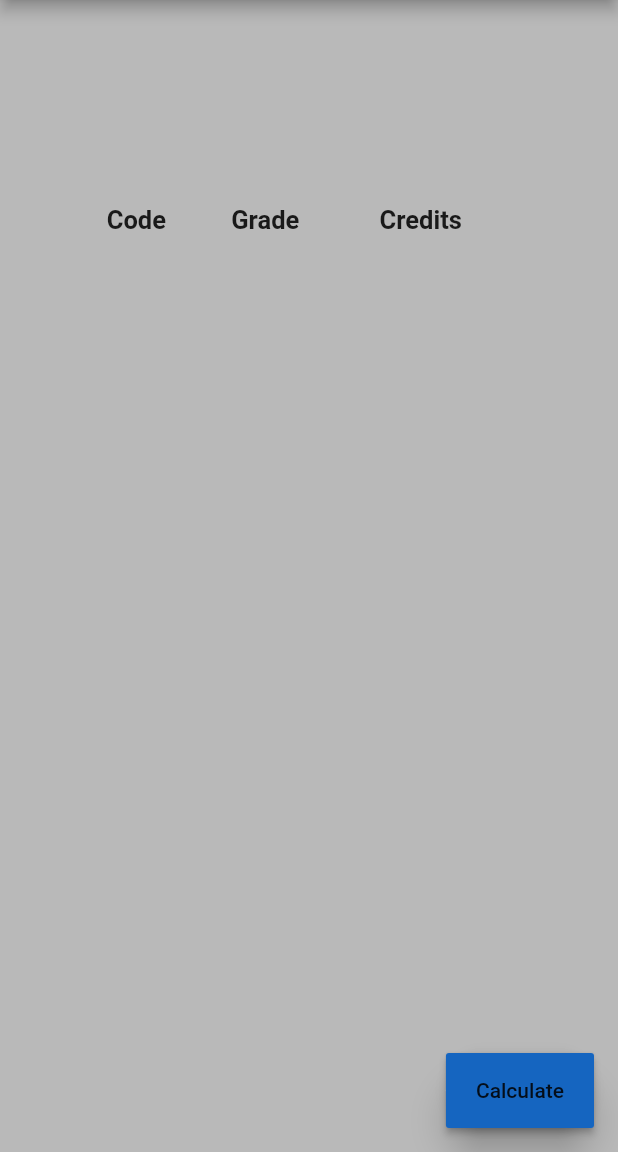
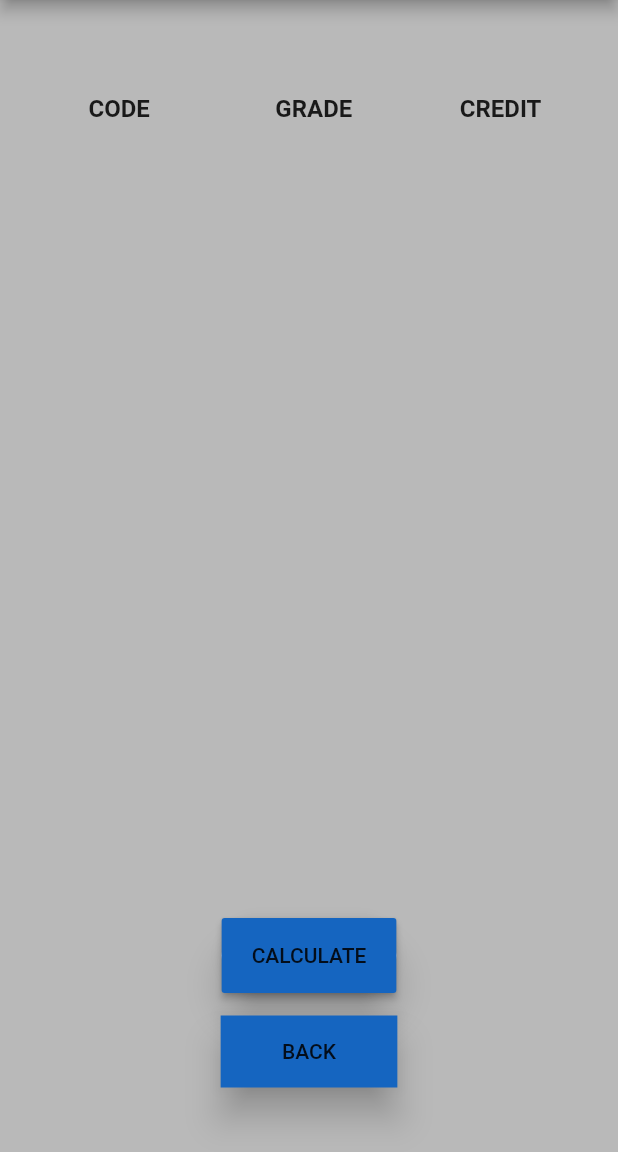
Before and after one commit to SharvinS/ModulesManager, a Flutter app: the GPAcalc screen opened directly with empty values, on a phone screen of 412 x 824 dp, the part 84-1236 px from its top. Run offline on Flutter 3.47's test engine with Material 2 defaults, Android fonts, the light colour scheme and no system bars; our stand-ins replace sqflite; accounts and stored records are empty.

Commit message:
Updated UI for InsertSemester.

```diff
--- a/lib/GpaCalculator.dart
+++ b/lib/InsertSemester.dart
@@ -42,56 +42,18 @@ class GPAcalcstate extends State<GPAcalc> {
     var textFields = <Widget>[];
     bool safeToNavigate = true;
 
-    textFields.add(
-      new Row(children: [
-        new Padding(
-          padding: new EdgeInsets.only(left: 20.0),
-        ),
-        new Column(children: [
-          new Text(
-            "     Code",
-            overflow: TextOverflow.ellipsis,
-            style: new TextStyle(fontWeight: FontWeight.bold, fontSize: 17.0),
-          ),
-        ]),
-        new Padding(
-          padding: new EdgeInsets.only(left: 35.0),
-        ),
-        new Column(children: [
-          new Text(
-            "  Grade",
-            overflow: TextOverflow.ellipsis,
-            style: new TextStyle(fontWeight: FontWeight.bold, fontSize: 17.0),
-          ),
-        ]),
-        new Padding(
-          padding: new EdgeInsets.only(left: 45.0),
-        ),
-        new Column(
-          children: [
-            new Text(
-              "  Credits",
-              overflow: TextOverflow.ellipsis,
-              style: new TextStyle(fontWeight: FontWeight.bold, fontSize: 17.0),
-            ),
-          ],
-        ),
-        new Padding(
-          padding: new EdgeInsets.only(bottom: 25.0),
-        ),
-      ]),
-    );
+
     list.forEach((i) {
       textFields.add(
         new Column(
           children: [
             new Row(children: [
               new Padding(
-                padding: new EdgeInsets.all(15.0),
+                padding: new EdgeInsets.only(left: 5.0),
               ),
               new Container(
                 height: 50.0,
-                width: 50.0,
+                width: 105.0,
                 child: TextField(
                   textAlign: TextAlign.center,
                   autofocus: true,
@@ -99,7 +61,7 @@ class GPAcalcstate extends State<GPAcalc> {
                     hintText: "Code ${i + 1}",
                   ),
                   inputFormatters: [
-                    LengthLimitingTextInputFormatter(6),
+                    LengthLimitingTextInputFormatter(10),
                   ],
                   controller: _CodeCp[i],
                   onChanged: (s) {
@@ -111,7 +73,7 @@ class GPAcalcstate extends State<GPAcalc> {
                 ),
               ),
               new Padding(
-                padding: new EdgeInsets.all(15.0),
+                padding: new EdgeInsets.only(left: 45.0),
               ),
               new DropdownButton<String>(
                 style:
@@ -138,7 +100,7 @@ class GPAcalcstate extends State<GPAcalc> {
                 },
               ),
               new Padding(
-                padding: new EdgeInsets.all(15.0),
+                padding: new EdgeInsets.only(left: 55.0),
               ),
               new DropdownButton<String>(
                 style:
@@ -173,6 +135,7 @@ class GPAcalcstate extends State<GPAcalc> {
     double res = 0.0;
 
     return new Scaffold(
+      resizeToAvoidBottomPadding: false,
         appBar: new AppBar(
           title: new Text("MODULES MANAGER"),
           leading: new Container(),
@@ -182,23 +145,28 @@ class GPAcalcstate extends State<GPAcalc> {
         body: Material(
             child: new Container(
               color: Colors.black26,
-              padding: EdgeInsets.all(30.0),
+              padding: EdgeInsets.only(top:30.0, left: 30.0, right: 30.0),
               child: new Column(
                 mainAxisAlignment: MainAxisAlignment.center,
                 children: <Widget>[
                   new Container(
-                    height: 500,
+                    child: Text("  CODE                     GRADE                  CREDIT",
+                      style: TextStyle(fontSize: 16.0, fontWeight: FontWeight.bold),),
+                  ),
+
+                  new Padding(padding: EdgeInsets.only(bottom: 20.0)),
+
+                  new Container(
+                    height: 480,
                     width: 450,
                     child: new ListView(
                       children: textFields,
                     ),
-                  )
-                ],
                   ),
 
-            )
-        ),
-        floatingActionButton: new Material(
+                  new Padding(padding: EdgeInsets.only(bottom: 30.0)),
+
+                  new Material(
                     borderRadius: BorderRadius.circular(50.0),
                     elevation: 10.0,
                     child: new MaterialButton(
@@ -259,9 +227,44 @@ class GPAcalcstate extends State<GPAcalc> {
                         }
                         setState(() {});
                       },
-            child: new Text('Calculate'),
+                      child: new Text('CALCULATE'),
                     ),
                   ),
+                  new Container(    //container to create a button
+                    padding: EdgeInsets.only(top: 5.0),    //spacing above the back button
+                    child: new Row(   //create row to allow alignment of button
+                      mainAxisAlignment: MainAxisAlignment.center,   //alignment of the row
+                      children:[    //holds widgets for the previous widgets
+                        new Container(    //holds the back button
+                          padding: new EdgeInsets.all(10.0),    //distance between container and border
+                          child: new Material(    //allows creation and  customization of a widget\
+                            elevation: 10.0,    //elevation value of the widget
+                            color: Colors.blue[800],    //color of the widget
+                            child: MaterialButton(    //create a button within the material
+                              minWidth: 80.0,   //width of the button
+                              height: 20.0,   //height of the button
+                              padding: EdgeInsets.fromLTRB(20.0, 15.0, 20.0, 15.0),   // distance from text and border
+                              elevation: 10.0,
+
+                              //action upon clicking the button which navigates to the homepage
+                              onPressed: () {
+                                Navigator.pop(context);
+                              },
+                              child: Text("BACK            ",   //text displayed on the button
+                                textAlign: TextAlign.center,    //alignment of the text
+                              ),
+                            ),
+                          ),
+                        ),
+                      ],
+                    ),
+                  )
+                ],
+              ),
+
+            )
+        ),
+
     );
   }
 
--- a/lib/SemSubj.dart
+++ b/lib/SemSubj.dart
@@ -1,6 +1,6 @@
 import 'package:flutter/material.dart';
 import 'dart:async';
-import 'package:cgpa_calculator_assignment/GpaCalculator.dart';
+import 'package:cgpa_calculator_assignment/InsertSemester.dart';
 
 class GPA extends StatefulWidget {
   @override
--- a/lib/main.dart
+++ b/lib/main.dart
@@ -1,8 +1,8 @@
 import 'package:flutter/cupertino.dart';
 import 'package:flutter/material.dart';
 import 'package:cgpa_calculator_assignment/SemSubj.dart';
-import 'CgpaCalculator.dart';
-import 'Course.dart';
+import 'SemesterList.dart';
+import 'ModuleList.dart';
 
 void main() => runApp(MyApp());
 
```
Also changed, not shown: lib/ModuleList.dart (renamed from lib/Course.dart), lib/SemesterList.dart (renamed from lib/CgpaCalculator.dart). Lines whose indentation alone changed are shown as unchanged.
